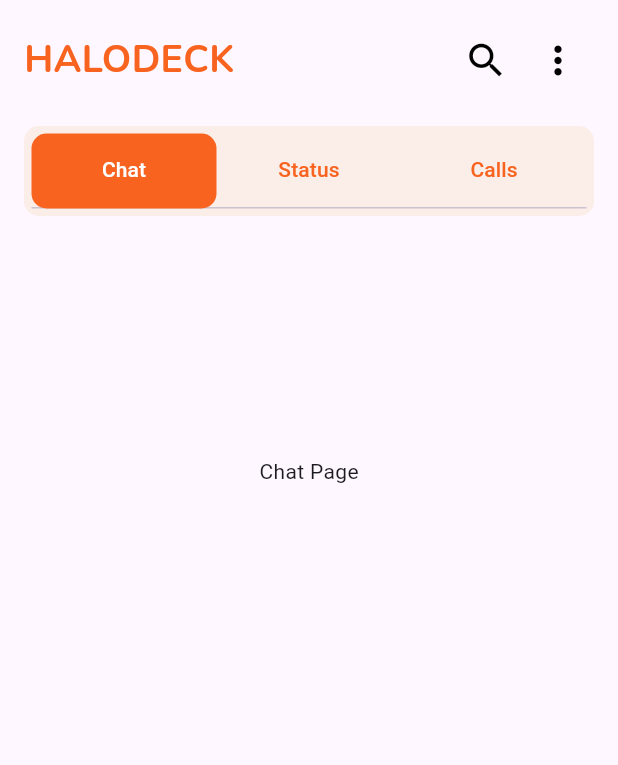
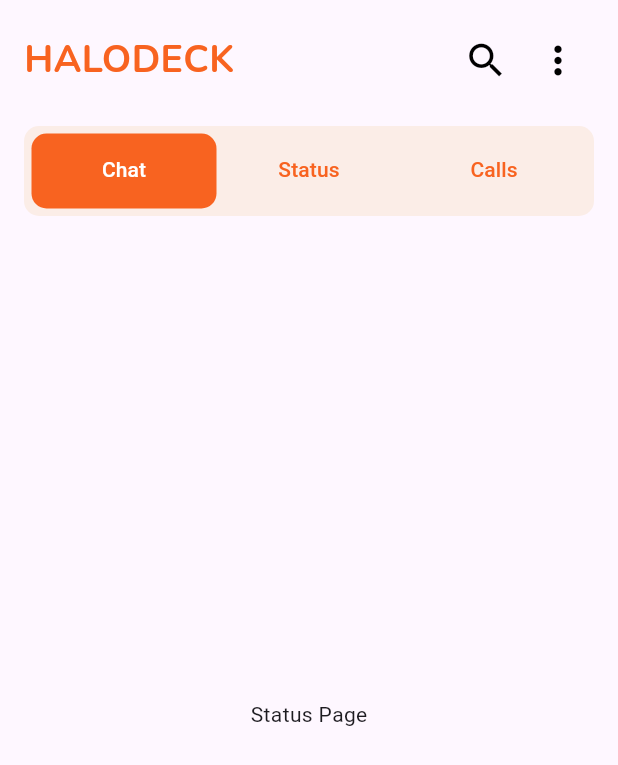
Before and after one commit to ItsJmartin/Library-app-backend, a Flutter app: the ContactsList screen opened directly, on a phone screen of 412 x 824 dp. Shown: the top 765 px of the screen. Run offline on Flutter 3.47's test engine with Material 3 defaults, Android fonts, the phone set to English and light mode, and no system bars; our stand-ins replace google_fonts.

Commit message:
contact list update

```diff
--- a/lib/components/costom_navbar.dart
+++ b/lib/components/costom_navbar.dart
@@ -25,6 +25,8 @@ class CustomNavBar extends StatelessWidget {
               ),
 
               indicatorSize: TabBarIndicatorSize.tab, // full width of the tab
+              dividerColor:
+                  Colors.transparent, // divider between tabBar and tabBariew
               labelColor: Colors.white,
               unselectedLabelColor: Color(0xfff86320),
               tabs: const [
@@ -36,11 +38,11 @@ class CustomNavBar extends StatelessWidget {
           ),
         ),
         // const SizedBox(height: 20), // space between content
-        Expanded(
+        Flexible(
           child: TabBarView(
             children: [
+              Center(child: Text('Status Page')),
               Center(child: Text('Chat Page')),
-              Center(child: Text('Status Page')),
               Center(child: Text('Calls Page')),
             ],
           ),
--- a/lib/main.dart
+++ b/lib/main.dart
@@ -1,7 +1,5 @@
-import 'package:chat_app/pages/contacts_list.dart';
 import 'package:chat_app/pages/home_page.dart';
 import 'package:flutter/material.dart';
-
 
 void main() {
   runApp(const ChatApp());
--- a/lib/pages/contacts_list.dart
+++ b/lib/pages/contacts_list.dart
@@ -27,10 +27,7 @@ class ContactsList extends StatelessWidget {
           const SizedBox(height: 20),
 
           // custom navigation bar
-          SizedBox(
-            height: 400,
-            child: const CustomNavBar(),
-          ),
+          const Expanded(child: CustomNavBar()),
         ]),
       ),
     ));
```
Also changed, not shown: lib/auth/login_page.dart (line endings or trailing spaces).
